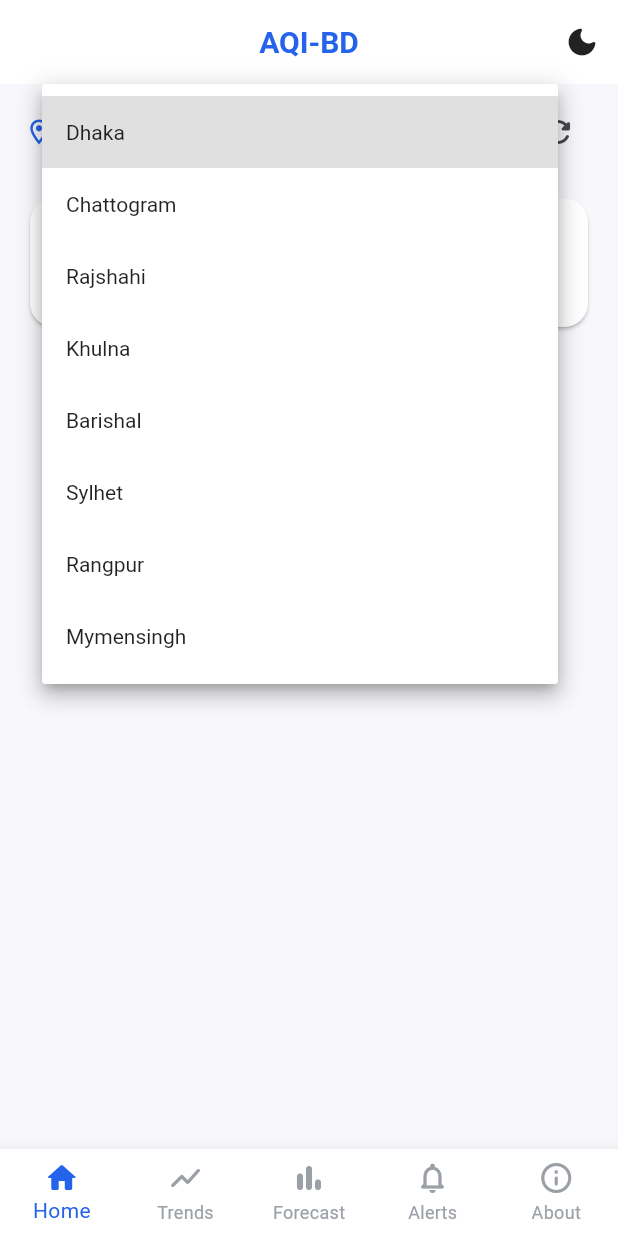
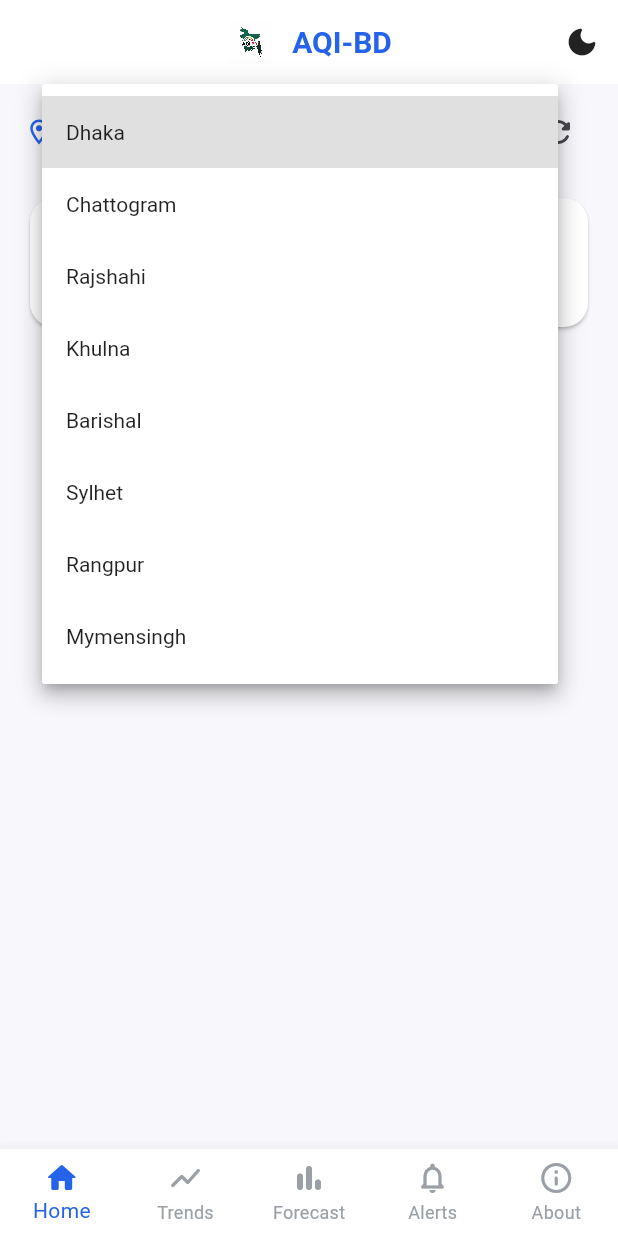
Before and after one commit to Rihabz1/AQI_BD_APP, a Flutter app: the screen it shows after launch, after a tap on "Dhaka", on a phone screen of 412 x 824 dp. Run offline on Flutter 3.47's test engine with Material 3 defaults, Android fonts, the phone set to English and light mode, and no system bars; our stand-ins replace csv, dio, fl_chart; network calls fail.

Commit message:
all okay app icon remains

```diff
--- a/lib/main.dart
+++ b/lib/main.dart
@@ -5,6 +5,7 @@ import 'screens/trends_screen.dart';
 import 'screens/forecast_screen.dart';
 import 'screens/alerts_screen.dart';
 import 'screens/about_screen.dart';
+import 'widgets/app_logo.dart';
 
 void main() => runApp(const AQIBDApp());
 
@@ -118,7 +119,14 @@ class _RootScreenState extends State<RootScreen> {
   Widget build(BuildContext context) {
     return Scaffold(
       appBar: AppBar(
-        title: const Text('AQI-BD'),
+        title: Row(
+          mainAxisSize: MainAxisSize.min,
+          children: [
+            const AppLogo(size: 32),
+            const SizedBox(width: 12),
+            const Text('AQI-BD'),
+          ],
+        ),
         actions: [
           IconButton(
             icon: Icon(widget.darkMode ? Icons.light_mode_rounded : Icons.dark_mode_rounded),
--- a/lib/services/api_service.dart
+++ b/lib/services/api_service.dart
@@ -5,8 +5,8 @@ class ApiService {
   final Dio _dio = Dio();
 
   static const Map<String, String> _stationIds = {
-    "Dhaka": "A538609",
-    "Chattogram": "A538645",
+    "Dhaka": "A538612",
+    "Chattogram": "A538633",
     "Rajshahi": "A538648",
     "Khulna": "A562729",
     "Barishal": "A538651",
--- /dev/null
+++ b/lib/widgets/app_logo.dart
@@ -0,0 +1,37 @@
+import 'package:flutter/material.dart';
+
+class AppLogo extends StatelessWidget {
+  final double size;
+
+  const AppLogo({
+    super.key,
+    this.size = 40,
+  });
+
+  @override
+  Widget build(BuildContext context) {
+    return Container(
+      width: size,
+      height: size,
+      decoration: BoxDecoration(
+        borderRadius: BorderRadius.circular(size * 0.15),
+        color: Colors.white, // Simple white background
+      ),
+      padding: EdgeInsets.all(size * 0.05), // Minimal padding
+      child: Image.asset(
+        'assets/aqi_logo.png',
+        width: size,
+        height: size,
+        fit: BoxFit.contain,
+        filterQuality: FilterQuality.high,
+        errorBuilder: (context, error, stackTrace) {
+          return Icon(
+            Icons.air,
+            size: size * 0.7,
+            color: Theme.of(context).colorScheme.primary,
+          );
+        },
+      ),
+    );
+  }
+}
--- a/pubspec.yaml
+++ b/pubspec.yaml
@@ -66,9 +66,8 @@ flutter:
   uses-material-design: true
 
   # To add assets to your application, add an assets section, like this:
-  # assets:
-  #   - images/a_dot_burr.jpeg
-  #   - images/a_dot_ham.jpeg
+  assets:
+    - assets/
 
   # An image asset can refer to one or more resolution-specific "variants", see
   # https://flutter.dev/to/resolution-aware-images
```
Also changed, not shown: lib/screens/forecast_screen.dart (+13 -2 lines), lib/services/aqi_service.dart (+21 -11 lines), assets/aqi_logo.png (added).
